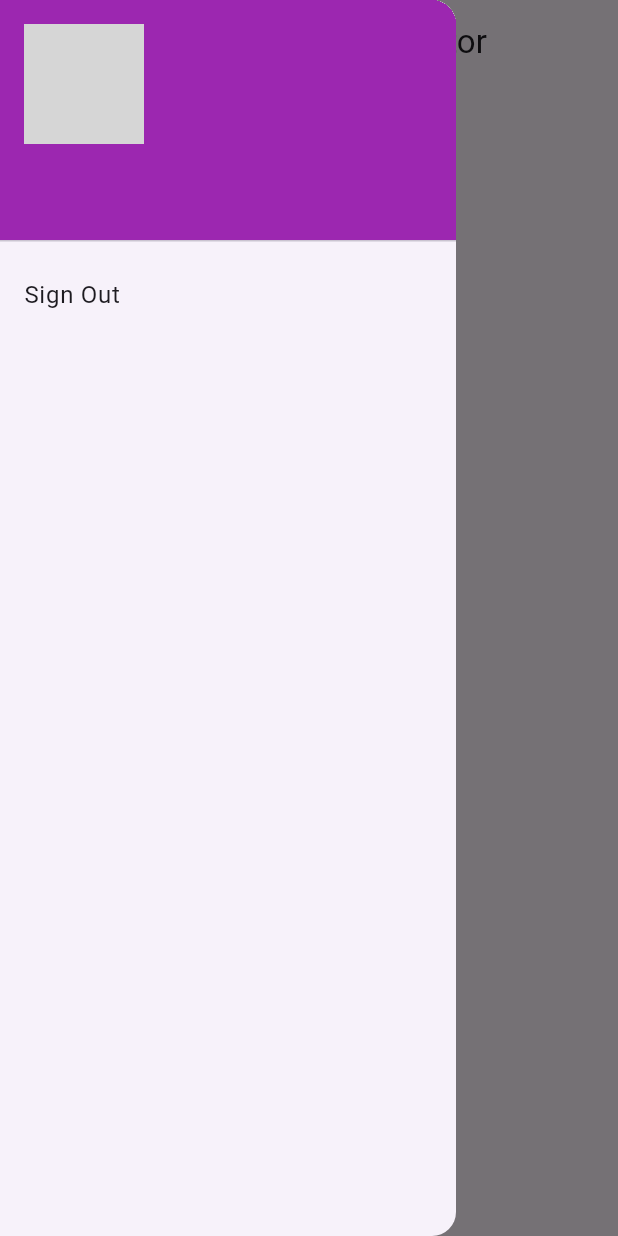
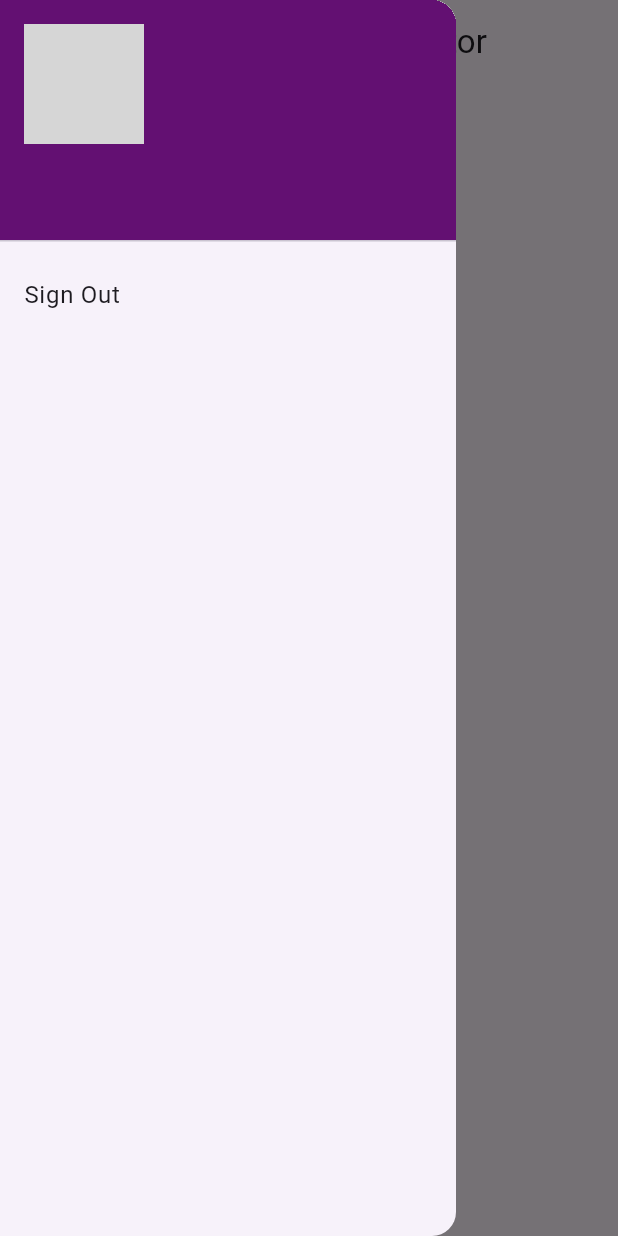
Before and after one commit to TejasGupta-27/Colour_Blind_Assistance_System, a Flutter app: the HomePage screen opened directly, with the side drawer open, on a phone screen of 412 x 824 dp. Run offline on Flutter 3.47's test engine with Material 3 defaults, Android fonts, the light colour scheme and no system bars; our stand-ins replace firebase_auth, firebase_core, google_sign_in, image_picker; accounts and stored records are empty; network calls fail; grey boxes are pictures that could not be loaded.

Commit message:
Initial Commit

```diff
--- a/lib/home_page.dart
+++ b/lib/home_page.dart
@@ -8,7 +8,7 @@ import 'auth_service.dart';
 class HomePage extends StatefulWidget {
   final AuthService authService = AuthService();
 
-  HomePage({Key? key}) : super(key: key);
+  HomePage({super.key});
 
   @override
   _HomePageState createState() => _HomePageState();
@@ -31,7 +31,7 @@ class _HomePageState extends State<HomePage> {
   Widget build(BuildContext context) {
     return Scaffold(
       appBar: AppBar(
-        title: Text('Color Blindness Simulator'),
+        title: const Text('Color Blindness Simulator'),
       ),
       drawer: buildDrawer(context),
       body: Center(
@@ -40,12 +40,12 @@ class _HomePageState extends State<HomePage> {
           children: [
             ElevatedButton(
               onPressed: () => _pickImage(ImageSource.gallery),
-              child: Text('Choose Photo'),
+              child: const Text('Choose Photo'),
             ),
-            SizedBox(height: 10.0),
+            const SizedBox(height: 10.0),
             ElevatedButton(
               onPressed: () => _pickImage(ImageSource.camera),
-              child: Text('Take Photo'),
+              child: const Text('Take Photo'),
             ),
             if (_pickedImage != null)
               Padding(
@@ -70,13 +70,13 @@ class _HomePageState extends State<HomePage> {
         children: [
           DrawerHeader(
             decoration: const BoxDecoration(
-              color: Colors.purple,
+              color: Color.fromARGB(255, 99, 16, 114),
             ),
             child: FutureBuilder<User?>(
               future: widget.authService.getCurrentUser(),
               builder: (context, snapshot) {
                 if (snapshot.connectionState == ConnectionState.waiting) {
-                  return CircularProgressIndicator();
+                  return const CircularProgressIndicator();
                 } else if (snapshot.hasData) {
                   User user = snapshot.data!;
                   return Column(
@@ -86,10 +86,10 @@ class _HomePageState extends State<HomePage> {
                         radius: 40,
                         backgroundImage: NetworkImage(user.photoURL ?? ''),
                       ),
-                      SizedBox(height: 10),
+                      const SizedBox(height: 10),
                       Text(
                         user.displayName ?? '',
-                        style: TextStyle(
+                        style: const TextStyle(
                           color: Colors.white,
                           fontSize: 16,
                         ),
@@ -97,13 +97,13 @@ class _HomePageState extends State<HomePage> {
                     ],
                   );
                 } else {
-                  return Text('User not signed in');
+                  return const Text('User not signed in');
                 }
               },
             ),
           ),
           ListTile(
-            title: Text('Sign Out'),
+            title: const Text('Sign Out'),
             onTap: () async {
               await widget.authService.signOut();
               Navigator.of(context).pushReplacement(
--- a/lib/main.dart
+++ b/lib/main.dart
@@ -5,7 +5,7 @@ import 'package:firebase_core/firebase_core.dart';
 void main() async {
   WidgetsFlutterBinding.ensureInitialized();
   await Firebase.initializeApp();
-  runApp(MyApp());
+  runApp(const MyApp());
 }
 
 
--- a/pubspec.yaml
+++ b/pubspec.yaml
@@ -43,6 +43,7 @@ dependencies:
   # Use with the CupertinoIcons class for iOS style icons.
   cupertino_icons: ^1.0.2
   firebase_core: ^2.24.2
+  flutter_dotenv: ^5.1.0
 
 dev_dependencies:
   flutter_test:
```
Also changed, not shown: lib/welcome_screen.dart (+17 -5 lines), lib/firebase_options.dart, pubspec.lock, 11 other files.
